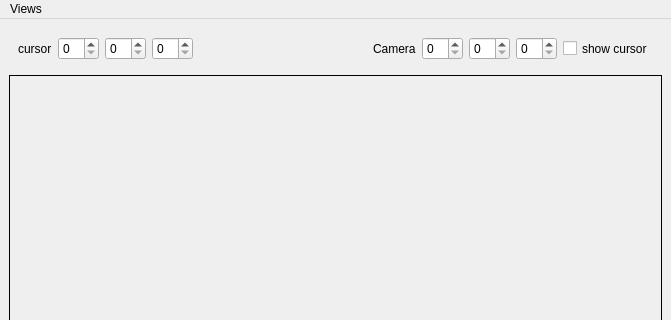
Before: the Qt Designer form main/GLvlView.ui in DerOrfa/virgil, drawn with Qt 5; both pictures show x 0 to 671 and y 0 to 320 of the 671 by 515 pixel window.
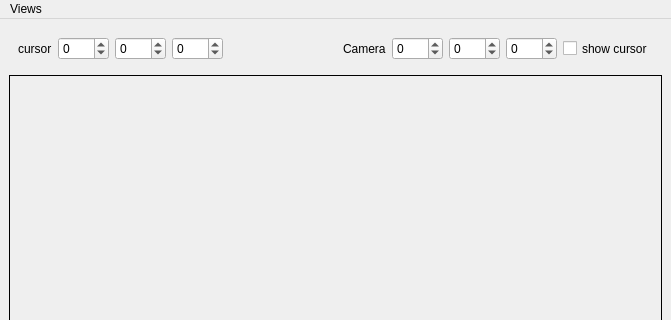
After: the same form once the commit is applied.

Commit message: reconnected some signals from the ui

```diff
--- a/main/GLvlView.ui
+++ b/main/GLvlView.ui
@@ -41,13 +41,34 @@
         </widget>
        </item>
        <item>
-        <widget class="QSpinBox" name="xCoordAim"/>
+        <widget class="QSpinBox" name="xCoordAim">
+         <property name="minimum">
+          <number>-999</number>
+         </property>
+         <property name="maximum">
+          <number>999</number>
+         </property>
+        </widget>
        </item>
        <item>
-        <widget class="QSpinBox" name="yCoordAim"/>
+        <widget class="QSpinBox" name="yCoordAim">
+         <property name="minimum">
+          <number>-999</number>
+         </property>
+         <property name="maximum">
+          <number>999</number>
+         </property>
+        </widget>
        </item>
        <item>
-        <widget class="QSpinBox" name="zCoordAim"/>
+        <widget class="QSpinBox" name="zCoordAim">
+         <property name="minimum">
+          <number>-999</number>
+         </property>
+         <property name="maximum">
+          <number>999</number>
+         </property>
+        </widget>
        </item>
        <item>
         <spacer name="horizontalSpacer">
@@ -70,13 +91,34 @@
         </widget>
        </item>
        <item>
-        <widget class="QSpinBox" name="xCoordCam"/>
+        <widget class="QSpinBox" name="xCoordCam">
+         <property name="minimum">
+          <number>-999</number>
+         </property>
+         <property name="maximum">
+          <number>999</number>
+         </property>
+        </widget>
        </item>
        <item>
-        <widget class="QSpinBox" name="yCoordCam"/>
+        <widget class="QSpinBox" name="yCoordCam">
+         <property name="minimum">
+          <number>-999</number>
+         </property>
+         <property name="maximum">
+          <number>999</number>
+         </property>
+        </widget>
        </item>
        <item>
-        <widget class="QSpinBox" name="zCoordCam"/>
+        <widget class="QSpinBox" name="zCoordCam">
+         <property name="minimum">
+          <number>-999</number>
+         </property>
+         <property name="maximum">
+          <number>999</number>
+         </property>
+        </widget>
        </item>
        <item>
         <widget class="QCheckBox" name="showCursHereBtn">
```
Left out of the diff: 103 changed lines with no effect on the pictures.
